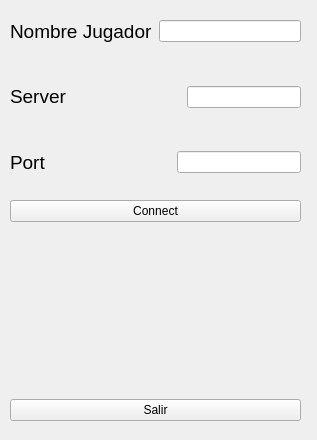
Before: the Qt Designer form Client/ui/ui/login.ui in AbrahamOsco/Worms-Taller-1, drawn with Qt 5.
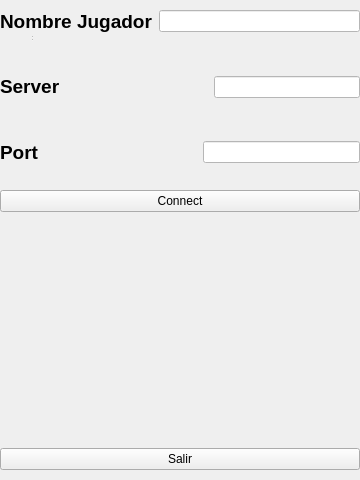
After: the same form once the commit is applied.

Commit message: agrego imagen a la pantalla de login

Patch:
```diff
--- a/Client/ui/ui/login.ui
+++ b/Client/ui/ui/login.ui
@@ -6,10 +6,22 @@
    <rect>
     <x>0</x>
     <y>0</y>
-    <width>317</width>
-    <height>440</height>
+    <width>360</width>
+    <height>480</height>
    </rect>
   </property>
+  <property name="minimumSize">
+   <size>
+    <width>360</width>
+    <height>480</height>
+   </size>
+  </property>
+  <property name="maximumSize">
+   <size>
+    <width>360</width>
+    <height>480</height>
+   </size>
+  </property>
   <property name="windowTitle">
    <string>MainWindow</string>
   </property>
@@ -26,19 +38,31 @@
   <widget class="QWidget" name="layoutWidget">
    <property name="geometry">
     <rect>
-     <x>10</x>
-     <y>20</y>
-     <width>291</width>
-     <height>401</height>
+     <x>0</x>
+     <y>10</y>
+     <width>361</width>
+     <height>461</height>
     </rect>
    </property>
-   <layout class="QVBoxLayout" name="verticalLayout">
+   <layout class="QVBoxLayout" name="verticalLayout" stretch="1,1,1,1,1,1,1,1,1">
+    <property name="sizeConstraint">
+     <enum>QLayout::SetMaximumSize</enum>
+    </property>
+    <property name="leftMargin">
+     <number>0</number>
+    </property>
+    <property name="rightMargin">
+     <number>1</number>
+    </property>
+    <property name="bottomMargin">
+     <number>1</number>
+    </property>
     <item>
      <layout class="QHBoxLayout" name="horizontalLayout_4">
       <item>
        <widget class="QLabel" name="label_3">
         <property name="text">
-         <string>&lt;html&gt;&lt;head/&gt;&lt;body&gt;&lt;p&gt;&lt;span style=&quot; font-size:14pt;&quot;&gt;Nombre Jugador&lt;/span&gt;&lt;/p&gt;&lt;/body&gt;&lt;/html&gt;</string>
+         <string>&lt;html&gt;&lt;head/&gt;&lt;body&gt;&lt;p&gt;&lt;span style=&quot; font-size:14pt; font-weight:600;&quot;&gt;Nombre Jugador&lt;/span&gt;&lt;/p&gt;&lt;/body&gt;&lt;/html&gt;</string>
         </property>
        </widget>
       </item>
@@ -47,6 +71,10 @@
         <property name="toolTip">
          <string>&lt;html&gt;&lt;head/&gt;&lt;body&gt;&lt;p&gt;Nombre del Jugador&lt;/p&gt;&lt;/body&gt;&lt;/html&gt;</string>
         </property>
+        <property name="styleSheet">
+         <string notr="true">background-color: #FFFFFF;
+</string>
+        </property>
        </widget>
       </item>
      </layout>
@@ -72,7 +100,7 @@
       <item>
        <widget class="QLabel" name="label">
         <property name="text">
-         <string>&lt;html&gt;&lt;head/&gt;&lt;body&gt;&lt;p&gt;&lt;span style=&quot; font-size:14pt;&quot;&gt;Server&lt;/span&gt;&lt;/p&gt;&lt;/body&gt;&lt;/html&gt;</string>
+         <string>&lt;html&gt;&lt;head/&gt;&lt;body&gt;&lt;p&gt;&lt;span style=&quot; font-size:14pt; font-weight:600;&quot;&gt;Server&lt;/span&gt;&lt;/p&gt;&lt;/body&gt;&lt;/html&gt;</string>
         </property>
        </widget>
       </item>
@@ -94,6 +122,9 @@
         <property name="toolTip">
          <string>&lt;html&gt;&lt;head/&gt;&lt;body&gt;&lt;p&gt;IP del servidor&lt;/p&gt;&lt;/body&gt;&lt;/html&gt;</string>
         </property>
+        <property name="styleSheet">
+         <string notr="true">background-color: rgb(255, 255, 255);</string>
+        </property>
        </widget>
       </item>
      </layout>
@@ -119,7 +150,7 @@
       <item>
        <widget class="QLabel" name="label_2">
         <property name="text">
-         <string>&lt;html&gt;&lt;head/&gt;&lt;body&gt;&lt;p&gt;&lt;span style=&quot; font-size:14pt;&quot;&gt;Port&lt;/span&gt;&lt;/p&gt;&lt;/body&gt;&lt;/html&gt;</string>
+         <string>&lt;html&gt;&lt;head/&gt;&lt;body&gt;&lt;p&gt;&lt;span style=&quot; font-size:14pt; font-weight:600;&quot;&gt;Port&lt;/span&gt;&lt;/p&gt;&lt;/body&gt;&lt;/html&gt;</string>
         </property>
        </widget>
       </item>
@@ -141,6 +172,9 @@
         <property name="toolTip">
          <string>&lt;html&gt;&lt;head/&gt;&lt;body&gt;&lt;p&gt;PORT del servidor&lt;/p&gt;&lt;/body&gt;&lt;/html&gt;</string>
         </property>
+        <property name="styleSheet">
+         <string notr="true">background-color: white;</string>
+        </property>
        </widget>
       </item>
      </layout>
@@ -196,6 +230,25 @@
     </item>
    </layout>
   </widget>
+  <widget class="QLabel" name="labelBackground">
+   <property name="geometry">
+    <rect>
+     <x>0</x>
+     <y>0</y>
+     <width>360</width>
+     <height>480</height>
+    </rect>
+   </property>
+   <property name="styleSheet">
+    <string notr="true"/>
+   </property>
+   <property name="text">
+    <string/>
+   </property>
+  </widget>
+  <zorder>labelBackground</zorder>
+  <zorder>statusbar</zorder>
+  <zorder>layoutWidget</zorder>
  </widget>
  <resources/>
  <connections/>
```
The commit also changes 3 other files.
